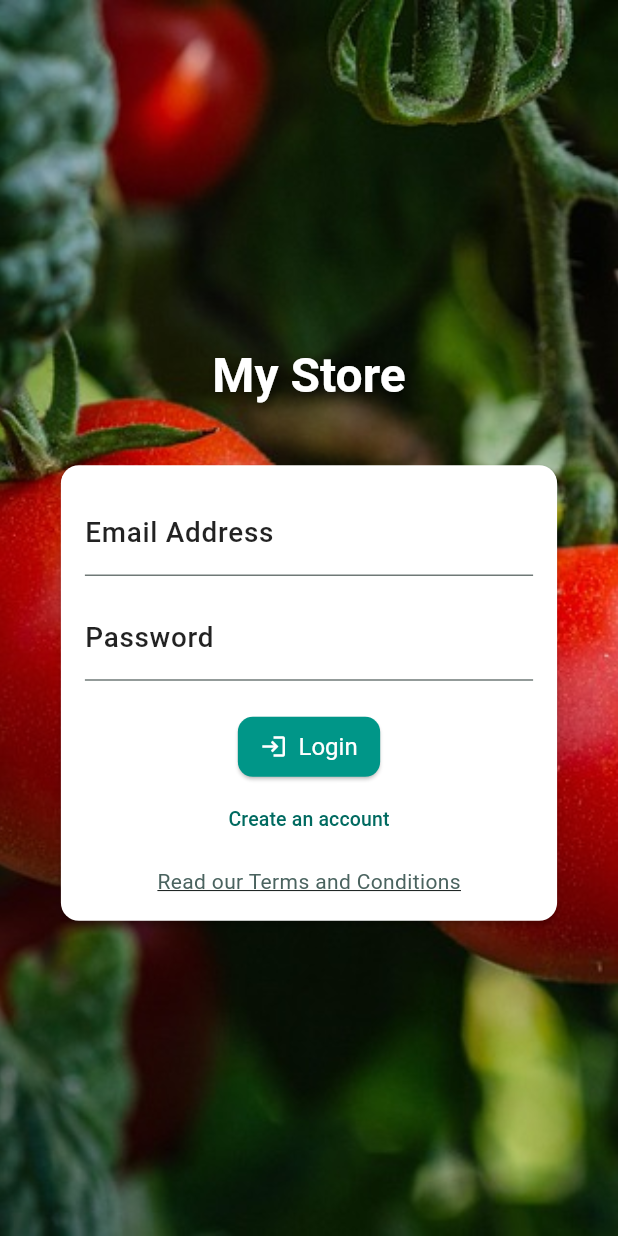
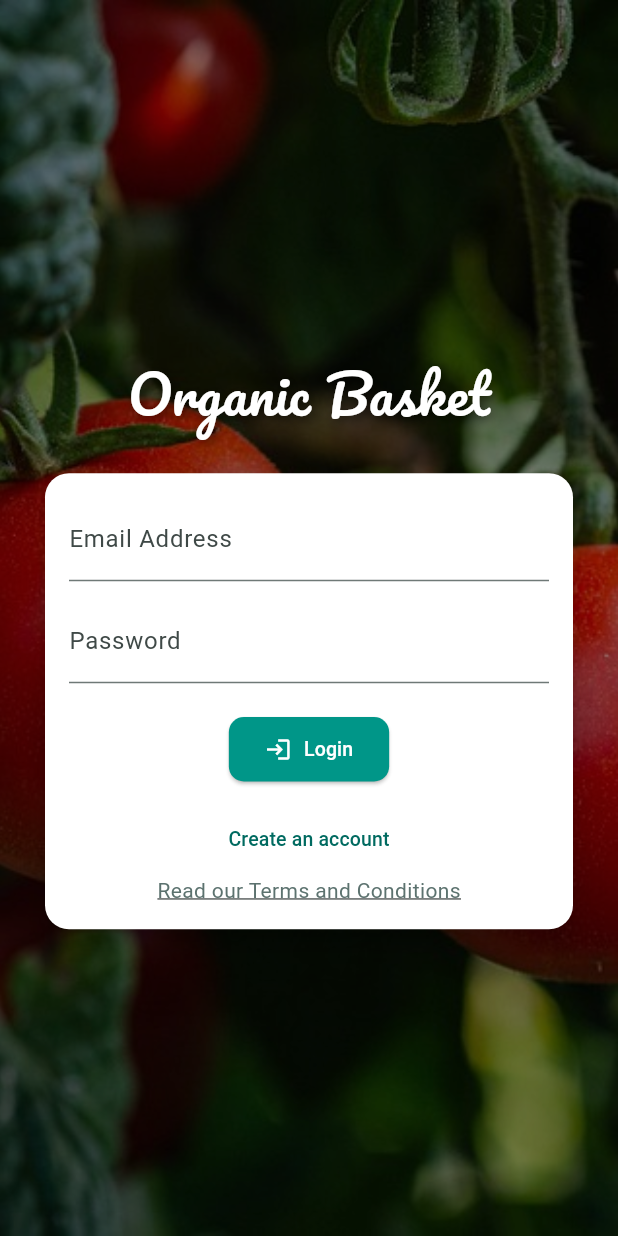
Before and after one commit to kels-coder/shopping-app, a Flutter app: the screen it shows after launch, on a phone screen of 412 x 824 dp. Run offline on Flutter 3.47's test engine with Material 3 defaults, Android fonts, the phone set to English and light mode, and no system bars; our stand-ins replace firebase_auth, firebase_core, flutter_riverpod, google_fonts; accounts and stored records are empty.

Commit message:
added some styling to entire app and using the theme

```diff
--- a/lib/screens/auth_screen.dart
+++ b/lib/screens/auth_screen.dart
@@ -1,5 +1,6 @@
 import 'package:firebase_auth/firebase_auth.dart';
 import 'package:flutter/material.dart';
+import 'package:google_fonts/google_fonts.dart';
 import 'package:shopping_app/screens/terms_and_condition.dart';
 
 final _firebase = FirebaseAuth.instance;
@@ -21,10 +22,9 @@ class _AuthScreenState extends State<AuthScreen> {
 
   void _submit() async {
     final isValid = _formKey.currentState!.validate();
-    FocusScope.of(context).unfocus(); // hide keyboard
+    FocusScope.of(context).unfocus();
 
     if (!isValid) return;
-
     _formKey.currentState!.save();
 
     setState(() {
@@ -53,13 +53,11 @@ class _AuthScreenState extends State<AuthScreen> {
       } else if (error.code == 'wrong-password') {
         message = 'Incorrect password.';
       }
+
       if (!mounted) return;
-
       ScaffoldMessenger.of(context)
         ..clearSnackBars()
         ..showSnackBar(SnackBar(content: Text(message)));
-
-      if (!mounted) return;
 
       setState(() {
         _isAuthenticating = false;
@@ -72,22 +70,28 @@ class _AuthScreenState extends State<AuthScreen> {
     final screenWidth = MediaQuery.of(context).size.width;
 
     return Scaffold(
-      backgroundColor: Theme.of(context).colorScheme.primary,
       body: Stack(
         children: [
+          // Background image
           Positioned.fill(
             child: Image.asset('assets/images/tomato.jpg', fit: BoxFit.cover),
           ),
+          // Dark overlay
+          Positioned.fill(child: Container(color: Colors.black.withAlpha(102))),
           Center(
+            child: ConstrainedBox(
+              constraints: const BoxConstraints(maxWidth: 400),
               child: SingleChildScrollView(
+                padding: const EdgeInsets.symmetric(horizontal: 16),
                 child: Column(
-                mainAxisAlignment: MainAxisAlignment.center,
                   children: [
                     const SizedBox(height: 40),
+                    // App title
                     Text(
-                    'My Store',
-                    style: Theme.of(context).textTheme.headlineLarge?.copyWith(
-                      fontSize: screenWidth < 400 ? 26 : 32,
+                      'Organic Basket',
+                      style: GoogleFonts.pacifico(
+                        textStyle: TextStyle(
+                          fontSize: screenWidth < 400 ? 28 : 36,
                           color: Colors.white,
                           shadows: const [
                             Shadow(
@@ -98,12 +102,16 @@ class _AuthScreenState extends State<AuthScreen> {
                           ],
                         ),
                       ),
+                    ),
+
                     const SizedBox(height: 20),
-                  Container(
-                    width: screenWidth * 0.9,
-                    constraints: const BoxConstraints(maxWidth: 400),
-                    child: Card(
-                      margin: const EdgeInsets.all(20),
+
+                    // Login / Signup Form
+                    Card(
+                      elevation: 6,
+                      shape: RoundedRectangleBorder(
+                        borderRadius: BorderRadius.circular(16),
+                      ),
                       child: Padding(
                         padding: const EdgeInsets.all(16),
                         child: Form(
@@ -112,15 +120,12 @@ class _AuthScreenState extends State<AuthScreen> {
                             mainAxisSize: MainAxisSize.min,
                             children: [
                               TextFormField(
-                                decoration: InputDecoration(
+                                decoration: const InputDecoration(
                                   labelText: 'Email Address',
-                                  labelStyle: TextStyle(
-                                    fontSize: screenWidth * 0.045,
-                                    fontWeight: FontWeight.w500,
-                                    color: Colors.black87,
-                                  ),
                                 ),
                                 keyboardType: TextInputType.emailAddress,
+                                textInputAction: TextInputAction.next,
+                                autofillHints: const [AutofillHints.email],
                                 autocorrect: false,
                                 textCapitalization: TextCapitalization.none,
                                 validator: (value) {
@@ -137,15 +142,12 @@ class _AuthScreenState extends State<AuthScreen> {
                               ),
                               const SizedBox(height: 12),
                               TextFormField(
-                                decoration: InputDecoration(
+                                decoration: const InputDecoration(
                                   labelText: 'Password',
-                                  labelStyle: TextStyle(
-                                    fontSize: screenWidth * 0.045,
-                                    fontWeight: FontWeight.w500,
-                                    color: Colors.black87,
-                                  ),
                                 ),
                                 obscureText: true,
+                                textInputAction: TextInputAction.done,
+                                autofillHints: const [AutofillHints.password],
                                 validator: (value) {
                                   if (value == null ||
                                       value.trim().length < 6) {
@@ -158,23 +160,30 @@ class _AuthScreenState extends State<AuthScreen> {
                                 },
                               ),
                               const SizedBox(height: 20),
-                              if (_isAuthenticating)
-                                const CircularProgressIndicator()
-                              else
-                                ElevatedButton.icon(
+
+                              // Submit button / loading
+                              AnimatedSwitcher(
+                                duration: const Duration(milliseconds: 300),
+                                child: _isAuthenticating
+                                    ? const CircularProgressIndicator(
+                                        key: ValueKey(1),
+                                      )
+                                    : ElevatedButton.icon(
+                                        key: const ValueKey(2),
                                         onPressed: _submit,
                                         icon: Icon(
-                                    _isLogin ? Icons.login : Icons.person_add,
+                                          _isLogin
+                                              ? Icons.login
+                                              : Icons.person_add,
                                         ),
-                                  label: Text(_isLogin ? 'Login' : 'Signup'),
-                                  style: ElevatedButton.styleFrom(
-                                    padding: const EdgeInsets.symmetric(
-                                      horizontal: 15,
-                                      vertical: 10,
-                                    ),
-                                    textStyle: const TextStyle(fontSize: 16),
+                                        label: Text(
+                                          _isLogin ? 'Login' : 'Signup',
                                         ),
                                       ),
+                              ),
+                              const SizedBox(height: 12),
+
+                              // Toggle between login/signup
                               TextButton(
                                 onPressed: () {
                                   setState(() {
@@ -187,7 +196,8 @@ class _AuthScreenState extends State<AuthScreen> {
                                       : 'I already have an account',
                                 ),
                               ),
-                              const SizedBox(height: 8),
+
+                              // Terms and conditions
                               GestureDetector(
                                 onTap: () {
                                   Navigator.of(context).push(
@@ -203,7 +213,7 @@ class _AuthScreenState extends State<AuthScreen> {
                                     decoration: TextDecoration.underline,
                                     color: Theme.of(
                                       context,
-                                    ).colorScheme.secondary,
+                                    ).colorScheme.secondary.withOpacity(0.9),
                                     fontSize: 14,
                                   ),
                                 ),
@@ -213,8 +223,8 @@ class _AuthScreenState extends State<AuthScreen> {
                         ),
                       ),
                     ),
+                  ],
                 ),
-                ],
               ),
             ),
           ),
--- a/pubspec.yaml
+++ b/pubspec.yaml
@@ -37,6 +37,7 @@ dependencies:
   firebase_core: ^3.14.0
   firebase_auth: ^5.6.0
   flutter_riverpod: ^2.6.1
+  google_fonts: ^6.2.1
 
 dev_dependencies:
   flutter_test:
```
Also changed, not shown: lib/provider/username_provider.dart (+7 -0 lines), lib/screens/home_screen.dart (+43 -21 lines), lib/screens/profile_screen.dart (+31 -1 lines), pubspec.lock. Lines whose indentation alone changed are shown as unchanged.
